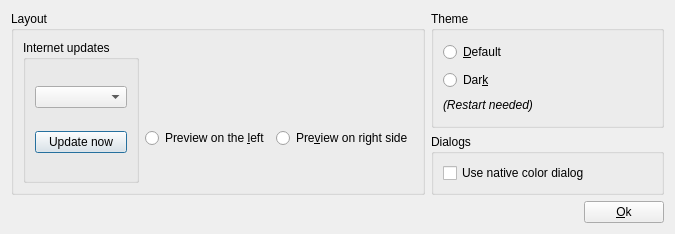
Qt form ui/dialogsettings.ui (c-koi/gmic-qt) before a commit.
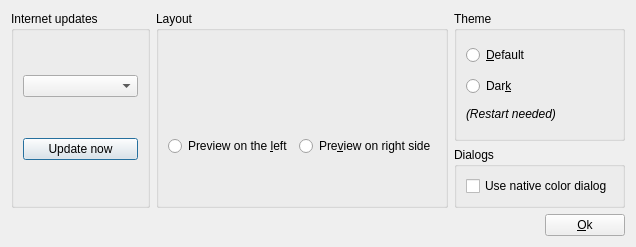
The same form after that commit. Icons and pictures are not drawn. Custom widgets are drawn as their Qt base class.

Commit message: Fix layout of the settings dialog

```diff
--- a/ui/dialogsettings.ui
+++ b/ui/dialogsettings.ui
@@ -6,8 +6,8 @@
    <rect>
     <x>0</x>
     <y>0</y>
-    <width>675</width>
-    <height>234</height>
+    <width>636</width>
+    <height>247</height>
    </rect>
   </property>
   <property name="windowTitle">
@@ -17,12 +17,6 @@
    <item>
     <layout class="QHBoxLayout" name="horizontalLayout_2">
      <item>
-      <widget class="QGroupBox" name="groupBox_2">
-       <property name="title">
-        <string>Layout</string>
-       </property>
-       <layout class="QHBoxLayout" name="horizontalLayout_3">
-        <item>
          <widget class="QGroupBox" name="groupBox">
           <property name="title">
            <string>Internet updates</string>
@@ -41,6 +35,12 @@
           </layout>
          </widget>
         </item>
+     <item>
+      <widget class="QGroupBox" name="groupBox_2">
+       <property name="title">
+        <string>Layout</string>
+       </property>
+       <layout class="QHBoxLayout" name="horizontalLayout_3">
         <item>
          <layout class="QVBoxLayout" name="verticalLayout">
           <item>
```
Lines whose indentation alone changed are shown as unchanged.
